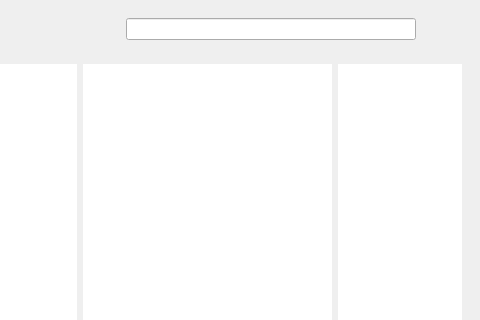
Above: src/mainwindow.ui from FEFUteam/File_Manager before the change; both pictures show x 320 to 800 and y 0 to 320 of the 800 by 600 pixel window. Below: the same form after it.
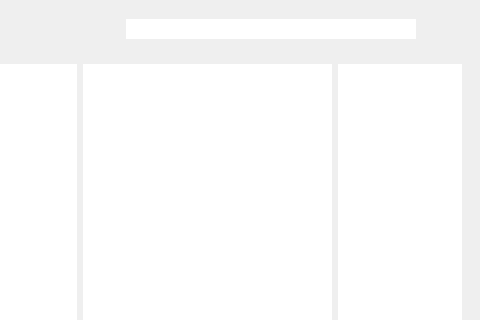
That is the form after the change. Icons and pictures are not drawn.

```diff
--- a/src/mainwindow.ui
+++ b/src/mainwindow.ui
@@ -99,7 +99,20 @@
         </spacer>
        </item>
        <item>
-        <widget class="QLineEdit" name="SearchString"/>
+        <widget class="QLineEdit" name="SearchString">
+         <property name="enabled">
+          <bool>true</bool>
+         </property>
+         <property name="acceptDrops">
+          <bool>true</bool>
+         </property>
+         <property name="frame">
+          <bool>false</bool>
+         </property>
+         <property name="placeholderText">
+          <string/>
+         </property>
+        </widget>
        </item>
        <item>
         <widget class="QPushButton" name="SearchButton">
```
